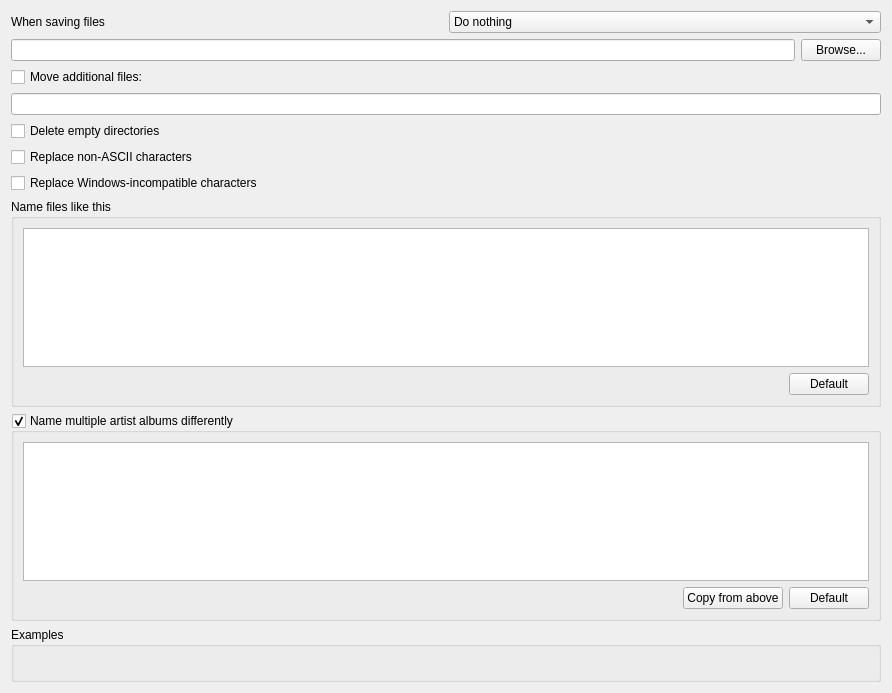
Old version of the form ui/options_renaming.ui in the repository metabrainz/picard.
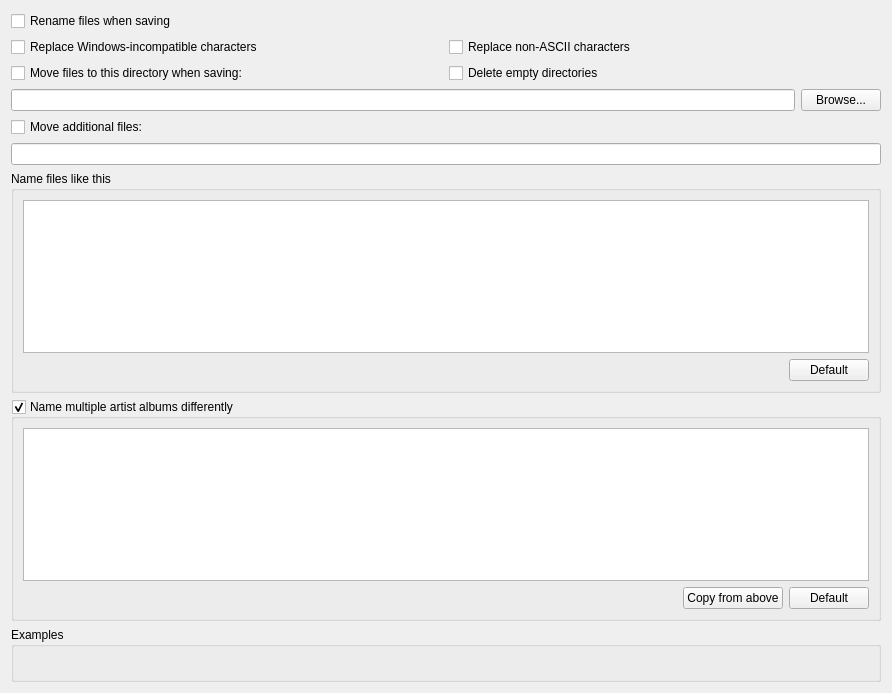
New version of the form.

Commit message: back to checkboxes

What changed in the file:
```diff
--- a/ui/options_renaming.ui
+++ b/ui/options_renaming.ui
@@ -24,31 +24,40 @@
   </property>
   <layout class="QVBoxLayout">
    <item>
-    <layout class="QHBoxLayout" name="horizontalLayout">
-     <item>
-      <widget class="QLabel" name="label">
+    <layout class="QGridLayout" name="gridLayout">
+     <item row="0" column="0">
+      <widget class="QCheckBox" name="rename_files">
        <property name="text">
-        <string>When saving files</string>
+        <string>Rename files when saving</string>
        </property>
       </widget>
      </item>
-     <item>
-      <widget class="QComboBox" name="action_box">
-       <item>
+     <item row="1" column="1">
+      <widget class="QCheckBox" name="ascii_filenames">
         <property name="text">
-         <string>Do nothing</string>
-        </property>
-       </item>
-       <item>
+        <string>Replace non-ASCII characters</string>
+       </property>
+      </widget>
+     </item>
+     <item row="2" column="0">
+      <widget class="QCheckBox" name="move_files">
         <property name="text">
-         <string>Rename files</string>
-        </property>
-       </item>
-       <item>
+        <string>Move files to this directory when saving:</string>
+       </property>
+      </widget>
+     </item>
+     <item row="1" column="0">
+      <widget class="QCheckBox" name="windows_compatible_filenames">
         <property name="text">
-         <string>Move files</string>
-        </property>
-       </item>
+        <string>Replace Windows-incompatible characters</string>
+       </property>
+      </widget>
+     </item>
+     <item row="2" column="1">
+      <widget class="QCheckBox" name="delete_empty_dirs">
+       <property name="text">
+        <string>Delete empty directories</string>
+       </property>
       </widget>
      </item>
     </layout>
@@ -84,27 +93,6 @@
    <item>
     <widget class="QLineEdit" name="move_additional_files_pattern"/>
    </item>
-   <item>
-    <widget class="QCheckBox" name="delete_empty_dirs">
-     <property name="text">
-      <string>Delete empty directories</string>
-     </property>
-    </widget>
-   </item>
-   <item>
-    <widget class="QCheckBox" name="ascii_filenames">
-     <property name="text">
-      <string>Replace non-ASCII characters</string>
-     </property>
-    </widget>
-   </item>
-   <item>
-    <widget class="QCheckBox" name="windows_compatible_filenames">
-     <property name="text">
-      <string>Replace Windows-incompatible characters</string>
-     </property>
-    </widget>
-   </item>
    <item>
     <widget class="QGroupBox" name="groupBox">
      <property name="title">
```
Lines whose indentation alone changed are shown as unchanged. The commit also changes 2 other files.
